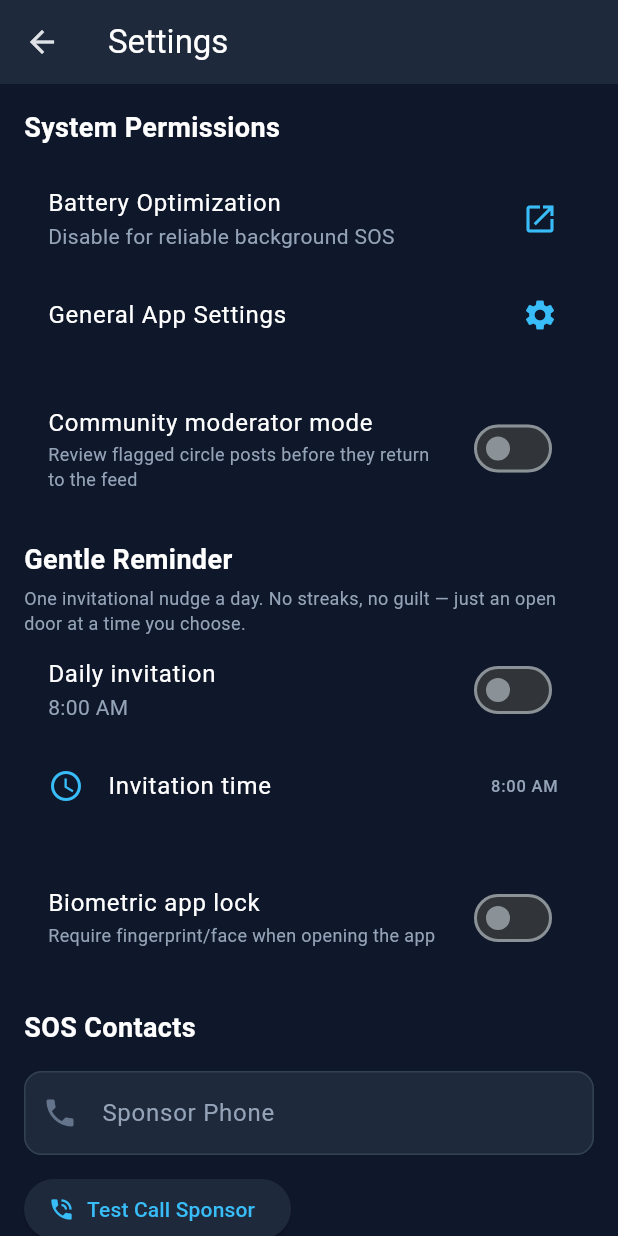
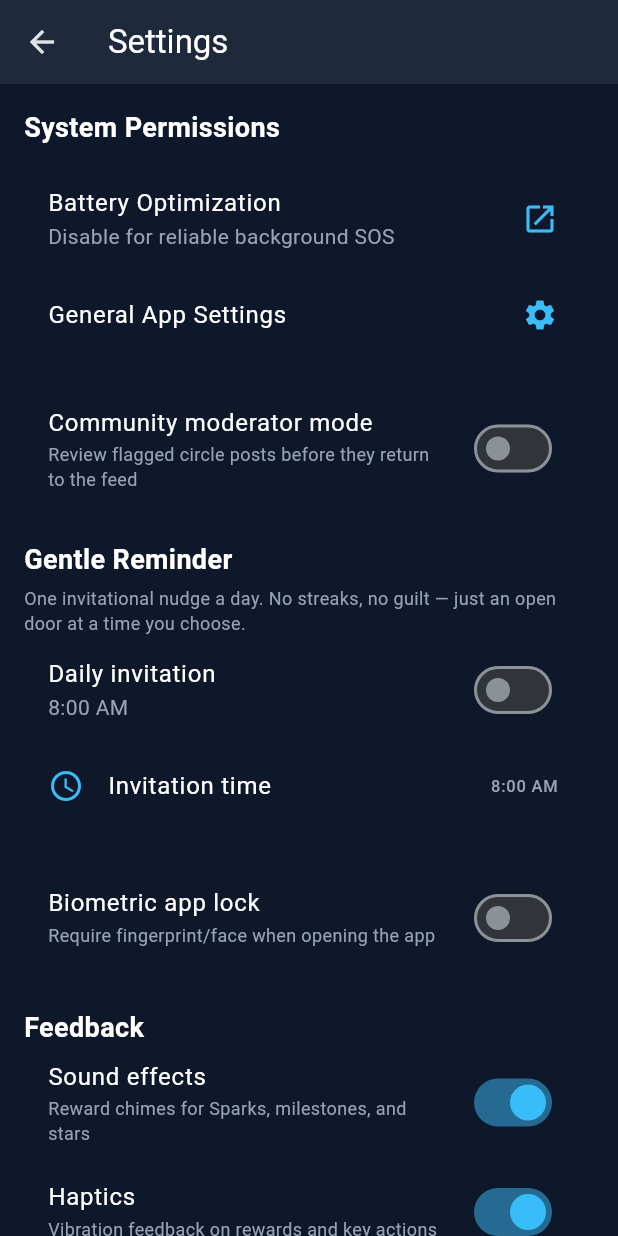
Before and after one commit to GhostMan612/Recovery-for-All, a Flutter app: the SettingsScreen screen opened directly with empty values, on a phone screen of 412 x 824 dp. Run offline on Flutter 3.47's test engine with Material 3 defaults, Android fonts, the phone set to English and light mode, and no system bars; our stand-ins replace audioplayers, cloud_firestore, drift, firebase_core, flutter_local_notifications, flutter_map and 9 more; missing offline and left inert: app_settings, dart:ffi, sqlcipher_flutter_libs, sqlite3, tflite_flutter; accounts and stored records are empty; generated files the repository leaves out were written again; project files that could hold a hidden picture were left out.

Commit message:
Sound effects + haptics: procedural reward chimes (spark/milestone/star, ~15KB each), FeedbackService with Settings toggles (default on), wired into all pet reward paths — milestone/sign-off get heavy haptic + arpeggio, stars shimmer, small rewards blip

```diff
--- a/lib/screens/settings_screen.dart
+++ b/lib/screens/settings_screen.dart
@@ -11,6 +11,7 @@ import 'package:local_auth/local_auth.dart';
 import 'package:url_launcher/url_launcher.dart';
 import '../database/recovery_database.dart';
 import '../services/community_feed_service.dart';
+import '../services/feedback_service.dart';
 import '../services/gentle_reminder_service.dart';
 import '../services/meeting_finder_service.dart';
 import '../services/sos_notification_service.dart';
@@ -38,6 +39,8 @@ class _SettingsScreenState extends State<SettingsScreen> {
   bool _reminderEnabled = false;
   int _reminderMinutes = 8 * 60;
   bool _biometricEnabled = false;
+  bool _soundEnabled = true;
+  bool _hapticsEnabled = true;
 
   final MeetingFinderService _meetingFinder = MeetingFinderService();
 
@@ -61,6 +64,8 @@ class _SettingsScreenState extends State<SettingsScreen> {
     final moderator = await CommunityFeedService.isModerator();
     final reminderEnabled = await GentleReminderService.getEnabled();
     final reminderMinutes = await GentleReminderService.getMinutesOfDay();
+    final sound = await FeedbackService.soundEnabled();
+    final haptics = await FeedbackService.hapticsEnabled();
     if (mounted) {
       setState(() {
         _isLoading = false;
@@ -68,6 +73,8 @@ class _SettingsScreenState extends State<SettingsScreen> {
         _reminderEnabled = reminderEnabled;
         _reminderMinutes = reminderMinutes;
         _biometricEnabled = profile?.biometricLockEnabled ?? false;
+        _soundEnabled = sound;
+        _hapticsEnabled = haptics;
       });
     }
   }
@@ -404,6 +411,35 @@ class _SettingsScreenState extends State<SettingsScreen> {
                 onChanged: _toggleBiometric,
               ),
               const SizedBox(height: 24),
+              const Text('Feedback', style: TextStyle(color: Colors.white, fontSize: 18, fontWeight: FontWeight.bold)),
+              SwitchListTile(
+                title: const Text('Sound effects',
+                    style: TextStyle(color: Colors.white)),
+                subtitle: const Text(
+                    'Reward chimes for Sparks, milestones, and stars',
+                    style: TextStyle(color: Color(0xFF94A3B8), fontSize: 12)),
+                value: _soundEnabled,
+                activeThumbColor: const Color(0xFF38BDF8),
+                onChanged: (value) async {
+                  await FeedbackService.setSound(value);
+                  setState(() => _soundEnabled = value);
+                },
+              ),
+              SwitchListTile(
+                title: const Text('Haptics',
+                    style: TextStyle(color: Colors.white)),
+                subtitle: const Text(
+                    'Vibration feedback on rewards and key actions',
+                    style: TextStyle(color: Color(0xFF94A3B8), fontSize: 12)),
+                value: _hapticsEnabled,
+                activeThumbColor: const Color(0xFF38BDF8),
+                onChanged: (value) async {
+                  await FeedbackService.setHaptics(value);
+                  setState(() => _hapticsEnabled = value);
+                  if (value) await FeedbackService.selection();
+                },
+              ),
+              const SizedBox(height: 24),
               const Text('SOS Contacts', style: TextStyle(color: Colors.white, fontSize: 18, fontWeight: FontWeight.bold)),
               const SizedBox(height: 16),
               _buildPhoneField(
--- /dev/null
+++ b/lib/services/feedback_service.dart
@@ -0,0 +1,97 @@
+// ============================================================
+// As Above, So Below. As Within, So Without.
+// The Future Dictates the Past and the Past is Always Present.
+// ============================================================
+
+// lib/services/feedback_service.dart
+//
+// Toggle-able sound effects + haptics for reward moments. Both default
+// ON but respect the Settings toggles; every call is fire-and-forget and
+// never throws into the caller's flow.
+
+import 'package:audioplayers/audioplayers.dart';
+import 'package:flutter/services.dart';
+import 'package:shared_preferences/shared_preferences.dart';
+
+enum FeedbackSound { spark, milestone, star }
+
+enum FeedbackHaptic { light, medium, heavy, tick }
+
+class FeedbackService {
+  static const String _keySound = 'feedback_sound_v1';
+  static const String _keyHaptics = 'feedback_haptics_v1';
+
+  static final AudioPlayer _player = AudioPlayer();
+
+  static Future<bool> soundEnabled() async {
+    final prefs = await SharedPreferences.getInstance();
+    return prefs.getBool(_keySound) ?? true;
+  }
+
+  static Future<void> setSound(bool value) async {
+    final prefs = await SharedPreferences.getInstance();
+    await prefs.setBool(_keySound, value);
+  }
+
+  static Future<bool> hapticsEnabled() async {
+    final prefs = await SharedPreferences.getInstance();
+    return prefs.getBool(_keyHaptics) ?? true;
+  }
+
+  static Future<void> setHaptics(bool value) async {
+    final prefs = await SharedPreferences.getInstance();
+    await prefs.setBool(_keyHaptics, value);
+  }
+
+  static Future<void> _play(FeedbackSound sound) async {
+    try {
+      if (!await soundEnabled()) return;
+      final file = switch (sound) {
+        FeedbackSound.spark => 'sounds/spark.wav',
+        FeedbackSound.milestone => 'sounds/milestone.wav',
+        FeedbackSound.star => 'sounds/star.wav',
+      };
+      await _player.stop();
+      await _player.play(AssetSource(file));
+    } catch (_) {
+      // Audio garnish — never a blocker.
+    }
+  }
+
+  static Future<void> _haptic(FeedbackHaptic kind) async {
+    try {
+      if (!await hapticsEnabled()) return;
+      switch (kind) {
+        case FeedbackHaptic.light:
+          await HapticFeedback.lightImpact();
+        case FeedbackHaptic.medium:
+          await HapticFeedback.mediumImpact();
+        case FeedbackHaptic.heavy:
+          await HapticFeedback.heavyImpact();
+        case FeedbackHaptic.tick:
+          await HapticFeedback.selectionClick();
+      }
+    } catch (_) {}
+  }
+
+  /// Small reward (check-in, journal, gratitude, meeting…).
+  static Future<void> reward() async {
+    await _haptic(FeedbackHaptic.light);
+    await _play(FeedbackSound.spark);
+  }
+
+  /// Big moment (milestone chip, sponsor sign-off, goal complete).
+  static Future<void> milestone() async {
+    await _haptic(FeedbackHaptic.heavy);
+    await _play(FeedbackSound.milestone);
+  }
+
+  /// Constellation star added.
+  static Future<void> star() async {
+    await _haptic(FeedbackHaptic.medium);
+    await _play(FeedbackSound.star);
+  }
+
+  /// Subtle selection tick (haptics only, no sound).
+  static Future<void> selection() => _haptic(FeedbackHaptic.tick);
+}
--- a/pubspec.yaml
+++ b/pubspec.yaml
@@ -35,6 +35,7 @@ dependencies:
   flutter_riverpod: ^2.4.9
   local_auth: ^2.2.0
   timezone: ^0.9.4
+  audioplayers: ^6.1.0
   firebase_core: ^3.6.0
   cloud_firestore: ^5.4.4
 
@@ -63,3 +64,4 @@ flutter:
     - assets/images/
     - assets/models/
     - assets/lottie/
+    - assets/sounds/
```
Also changed, not shown: lib/services/recovery_pet_service.dart (+10 -0 lines), pubspec.lock, 3 other files.
